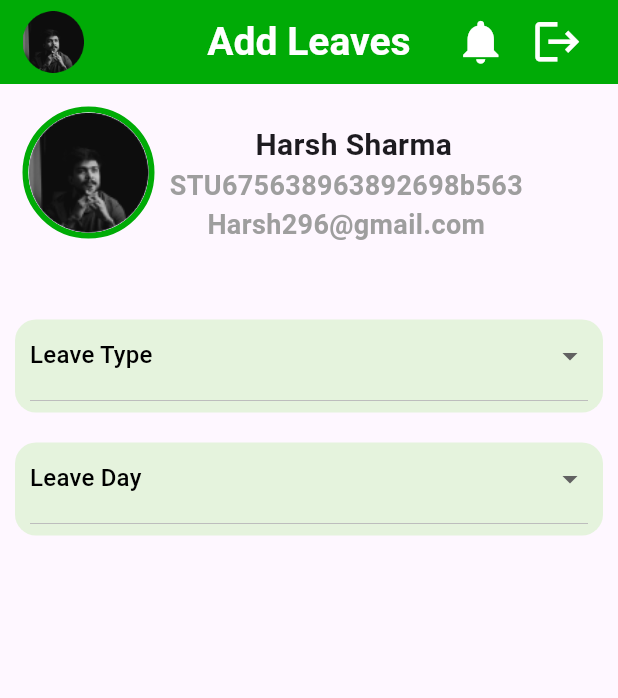
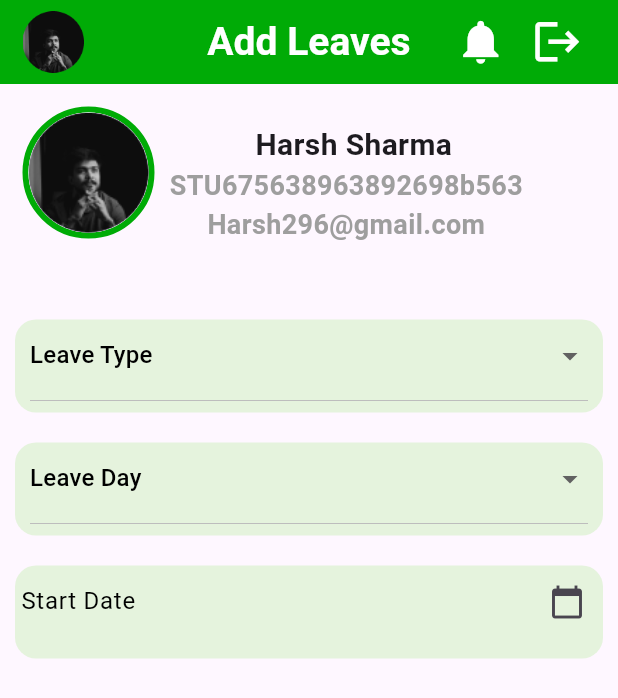
Before and after one commit to Rashmeet1-hub/WblMobile, a Flutter app: the addLeaves screen opened directly, on a phone screen of 412 x 824 dp. Shown: the top 698 px of the screen. Run offline on Flutter 3.47's test engine with Material 3 defaults, Android fonts, the phone set to English and light mode, and no system bars.

Commit message:
Added leave start date

```diff
--- a/lib/WBL Pages/Demo Testing Pages/leaves/addleaves.dart
+++ b/lib/WBL Pages/Demo Testing Pages/leaves/addleaves.dart
@@ -32,12 +32,22 @@ String hexColorTarget = "#EDFBFC";
 Color colorTarget =
     Color(int.parse(hexColorTarget.substring(1, 7), radix: 16) + 0xFF000000);
 
-class addLeaves extends StatelessWidget {
+class addLeaves extends StatefulWidget {
   const addLeaves({Key? key}) : super(key: key);
 
   @override
+  State<addLeaves> createState() => _addLeavesState();
+}
+
+final GlobalKey<ScaffoldState> _scaffoldKey = GlobalKey<ScaffoldState>();
+final TextEditingController _dateController = TextEditingController();
+final TextEditingController _dateController1 = TextEditingController();
+
+class _addLeavesState extends State<addLeaves> {
+  @override
   Widget build(BuildContext context) {
     return Scaffold(
+      key: _scaffoldKey,
       appBar: AppBar(
         backgroundColor: colorBar,
         title: const Text(
@@ -205,9 +215,72 @@ class addLeaves extends StatelessWidget {
                 ),
               ),
             ),
+            const SizedBox(
+              height: 20,
+            ),
+            Padding(
+              padding: const EdgeInsets.only(left: 10, right: 10),
+              child: Container(
+                height: 62,
+                decoration: BoxDecoration(
+                  borderRadius: BorderRadius.circular(14),
+                  color: colorCard,
+                ),
+                child: TextFormField(
+                  controller: _dateController1,
+                  textCapitalization: TextCapitalization.words,
+                  decoration: InputDecoration(
+                    labelText: 'Start Date ',
+                    labelStyle: const TextStyle(
+                      color: Colors.black,
+                      fontSize: 16,
+                      //fontWeight: FontWeight.bold,
+                    ),
+                    suffixIcon: const Icon(Icons.calendar_today),
+
+                    contentPadding: const EdgeInsets.only(top: 3),
+                    hintText: 'Start Date',
+                    hintStyle: const TextStyle(
+                      color: Colors.black,
+                      //fontSize: 16,
+                    ),
+                    enabledBorder: const OutlineInputBorder(
+                      borderSide: BorderSide.none,
+                    ),
+                    // contentPadding: const EdgeInsets.symmetric(
+                    //   vertical: 12.0,
+                    //   horizontal: 16.0,
+                    // ),
+                    focusedErrorBorder: OutlineInputBorder(
+                      borderRadius: BorderRadius.circular(8.0),
+                      borderSide: const BorderSide(color: Colors.red),
+                    ),
+                  ),
+                  readOnly: true,
+                  onTap: () {
+                    _selectDate();
+                  },
+                ),
+              ),
+            ),
           ],
         ),
       ),
     );
   }
+
+  Future<void> _selectDate() async {
+    DateTime? _picked = await showDatePicker(
+      context: _scaffoldKey.currentContext!,
+      firstDate: DateTime(2000),
+      lastDate: DateTime(2025),
+      initialDate: DateTime.now(),
+    );
+
+    if (_picked != null) {
+      setState(() {
+        _dateController.text = _picked.toString().split(" ")[0];
+      });
+    }
+  }
 }
```
